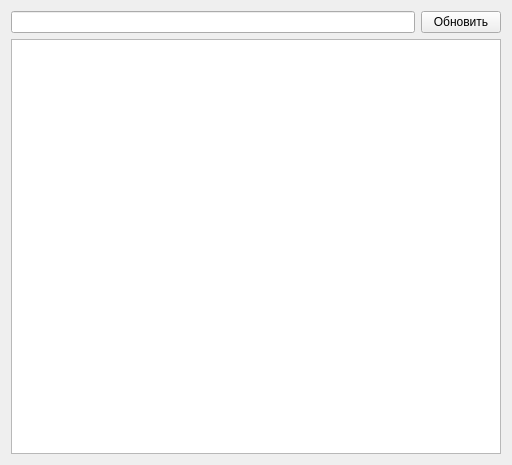
Before: the Qt Designer form widgets/productsform.ui in wepavel/BLSMark, drawn with Qt 5.
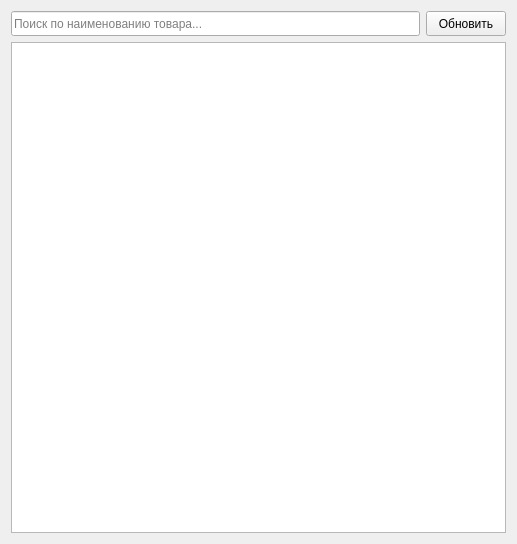
After: the same form once the commit is applied. Icons and pictures are not drawn.

The edit to the form file:
```diff
--- a/widgets/productsform.ui
+++ b/widgets/productsform.ui
@@ -6,31 +6,82 @@
    <rect>
     <x>0</x>
     <y>0</y>
-    <width>512</width>
-    <height>465</height>
+    <width>517</width>
+    <height>544</height>
    </rect>
   </property>
+  <property name="sizePolicy">
+   <sizepolicy hsizetype="Expanding" vsizetype="Expanding">
+    <horstretch>0</horstretch>
+    <verstretch>0</verstretch>
+   </sizepolicy>
+  </property>
   <property name="windowTitle">
    <string>Form</string>
   </property>
-  <layout class="QGridLayout" name="gridLayout">
-   <item row="0" column="0">
+  <layout class="QVBoxLayout" name="verticalLayout">
+   <item>
+    <layout class="QHBoxLayout" name="horizontalLayout">
+     <item>
     <widget class="QLineEdit" name="le_filter">
+       <property name="minimumSize">
+        <size>
+         <width>0</width>
+         <height>25</height>
+        </size>
+       </property>
+       <property name="maximumSize">
+        <size>
+         <width>16777215</width>
+         <height>30</height>
+        </size>
+       </property>
+       <property name="placeholderText">
+        <string>Поиск по наименованию товара... </string>
+       </property>
      <property name="clearButtonEnabled">
       <bool>true</bool>
      </property>
     </widget>
    </item>
-   <item row="0" column="1">
+     <item>
     <widget class="QPushButton" name="pb_update">
+       <property name="sizePolicy">
+        <sizepolicy hsizetype="Fixed" vsizetype="Fixed">
+         <horstretch>0</horstretch>
+         <verstretch>0</verstretch>
+        </sizepolicy>
+       </property>
+       <property name="maximumSize">
+        <size>
+         <width>16777215</width>
+         <height>30</height>
+        </size>
+       </property>
      <property name="text">
       <string>Обновить</string>
      </property>
-    </widget>
-   </item>
-   <item row="1" column="0" colspan="2">
-    <widget class="QTableView" name="tv_product_remaind"/>
+       <property name="icon">
+        <iconset resource="../resources.qrc">
+         <normaloff>:/images/img/refresh.svg</normaloff>:/images/img/refresh.svg</iconset>
+       </property>
+       <property name="iconSize">
+        <size>
+         <width>25</width>
+         <height>25</height>
+        </size>
+       </property>
+      </widget>
+     </item>
+    </layout>
    </item>
+   <item>
+    <widget class="QTableView" name="tv_product_remaind">
+     <property name="editTriggers">
+      <set>QAbstractItemView::EditTrigger::NoEditTriggers</set>
+     </property>
+    </widget>
+   </item>
   </layout>
  </widget>
  <resources/>
```
Left out of the diff: 4 changed lines with no effect on the pictures. Lines whose indentation alone changed are shown as unchanged.
